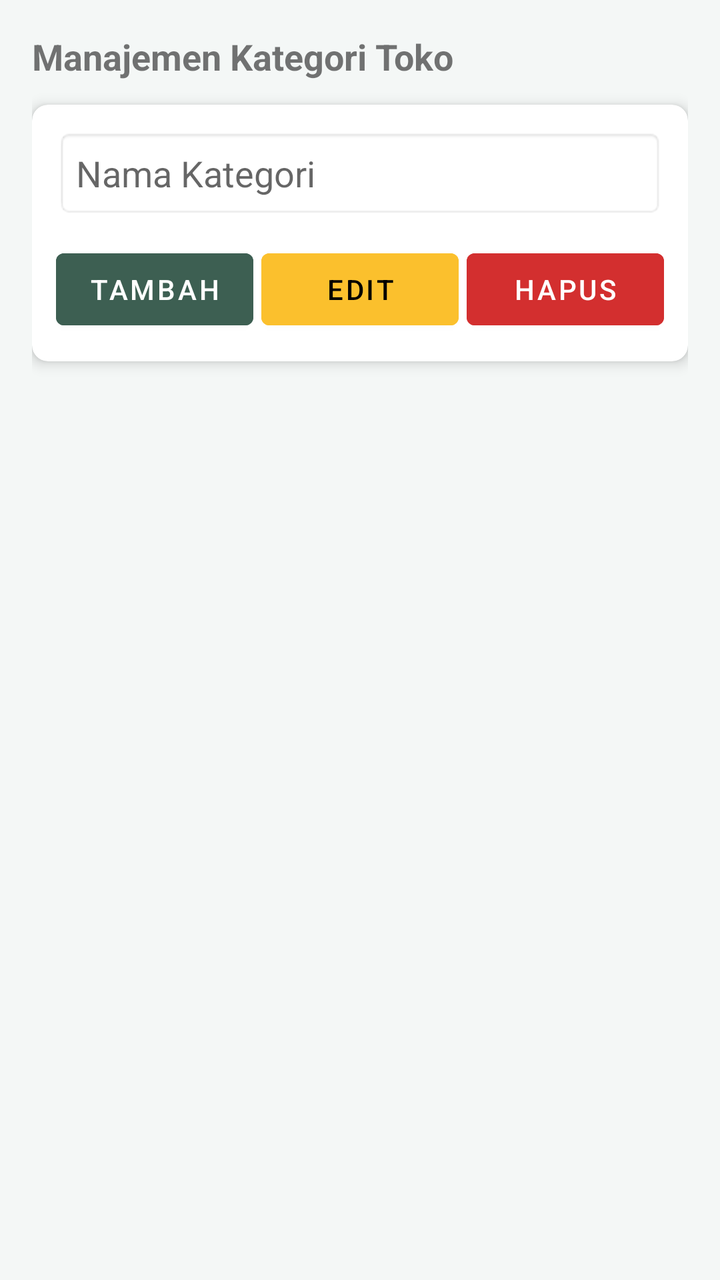
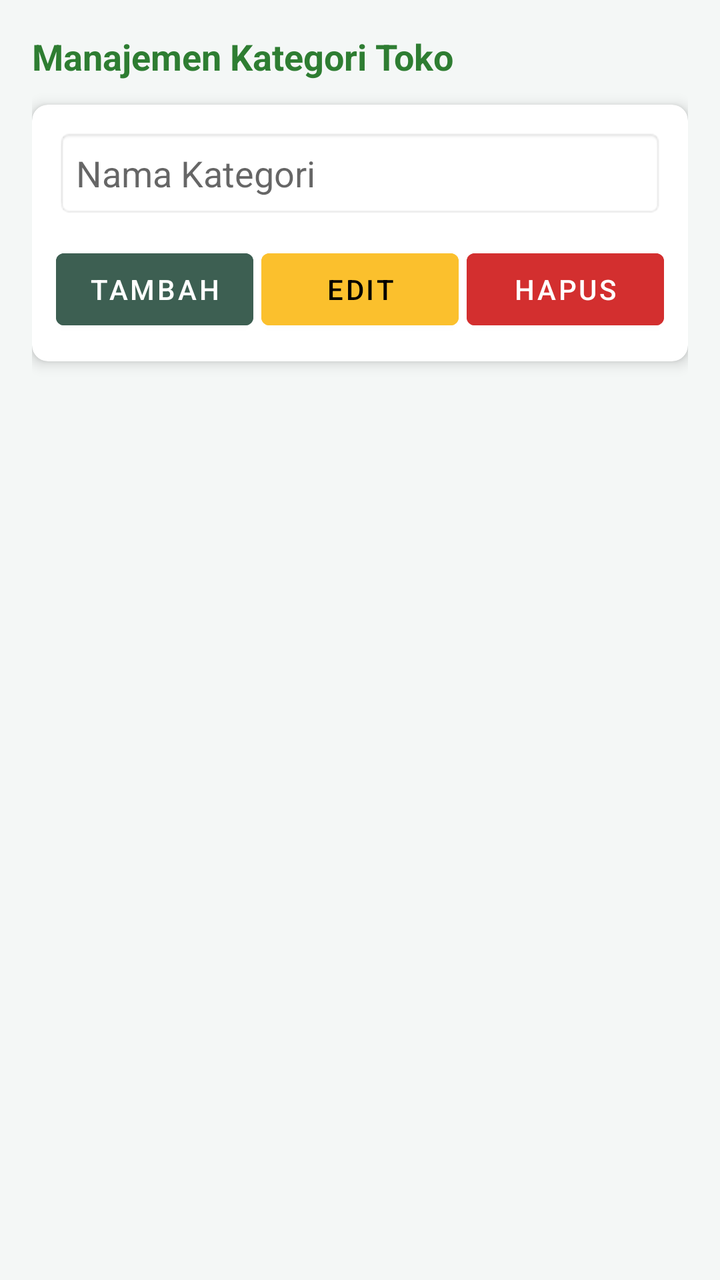

Two renders of the same Android screen: before a commit and after it. Below are the layout's source before the change and the commit's diff.
<!-- AndroidManifest.xml: application theme Theme.SIPTA -->
<!-- res/layout/activity_fragment_kategori.xml -->
<?xml version="1.0" encoding="utf-8"?>
<LinearLayout
    xmlns:android="http://schemas.android.com/apk/res/android"
    xmlns:app="http://schemas.android.com/apk/res-auto"
    android:layout_width="match_parent"
    android:layout_height="match_parent"
    android:background="#F4F7F6"
    android:orientation="vertical"
    android:padding="16dp">

    <TextView
        android:layout_width="wrap_content"
        android:layout_height="wrap_content"
        android:text="Manajemen Kategori Toko"
        android:textSize="18sp"
        android:textStyle="bold"
        android:layout_marginBottom="12dp"/>

    <androidx.cardview.widget.CardView
        android:layout_width="match_parent"
        android:layout_height="wrap_content"
        app:cardCornerRadius="8dp"
        app:cardElevation="4dp"
        android:layout_marginBottom="16dp">

        <LinearLayout
            android:layout_width="match_parent"
            android:layout_height="wrap_content"
            android:orientation="vertical"
            android:padding="12dp">

            <EditText
                android:id="@+id/edNamaKategori"
                android:layout_width="match_parent"
                android:layout_height="wrap_content"
                android:hint="Nama Kategori"
                android:background="@android:drawable/editbox_background_normal"
                android:padding="10dp" />

            <LinearLayout
                android:layout_width="match_parent"
                android:layout_height="wrap_content"
                android:layout_marginTop="12dp"
                android:orientation="horizontal">

                <Button
                    android:id="@+id/btnInsert"
                    android:layout_width="0dp"
                    android:layout_height="wrap_content"
                    android:layout_weight="1"
                    android:text="TAMBAH"
                    android:backgroundTint="#3D5F52"
                    android:textColor="#FFF" />

                <Button
                    android:id="@+id/btnUpdate"
                    android:layout_width="0dp"
                    android:layout_height="wrap_content"
                    android:layout_weight="1"
                    android:text="EDIT"
                    android:layout_marginStart="4dp"
                    android:backgroundTint="#FBC02D"
                    android:textColor="#000" />

                <Button
                    android:id="@+id/btnDelete"
                    android:layout_width="0dp"
                    android:layout_height="wrap_content"
                    android:layout_weight="1"
                    android:text="HAPUS"
                    android:layout_marginStart="4dp"
                    android:backgroundTint="#D32F2F"
                    android:textColor="#FFF" />
            </LinearLayout>
        </LinearLayout>
    </androidx.cardview.widget.CardView>

    <ListView
        android:id="@+id/lsKategori"
        android:layout_width="match_parent"
        android:layout_height="match_parent"
        android:divider="@android:color/darker_gray"
        android:dividerHeight="0.5dp" />

</LinearLayout>
<!-- resources referenced by this layout -->
<resources>
  <style name="Theme.SIPTA" parent="Theme.MaterialComponents.DayNight.DarkActionBar">
          <item name="colorPrimary">@color/sipta_green_dark</item>
  
          <item name="colorPrimaryVariant">@color/sipta_green_dark</item>
          <item name="colorOnPrimary">@color/white</item>
  
          <item name="colorSecondary">@color/sipta_green_light</item>
          <item name="colorSecondaryVariant">@color/sipta_green_dark</item>
          <item name="colorOnSecondary">@color/black</item>
  
          <item name="android:statusBarColor">?attr/colorPrimaryVariant</item>
      </style>
  <color name="sipta_green_dark">#3D5F52</color>
  <color name="white">#FFFFFFFF</color>
  <color name="sipta_green_light">#507A69</color>
  <color name="black">#FF000000</color>
</resources>

<!-- the commit's change to res/layout/activity_fragment_kategori.xml (unified diff, before → after) -->
@@ -12,6 +12,7 @@
         android:layout_width="wrap_content"
         android:layout_height="wrap_content"
         android:text="Manajemen Kategori Toko"
+        android:textColor="#2E7D32"
         android:textSize="18sp"
         android:textStyle="bold"
         android:layout_marginBottom="12dp"/>
